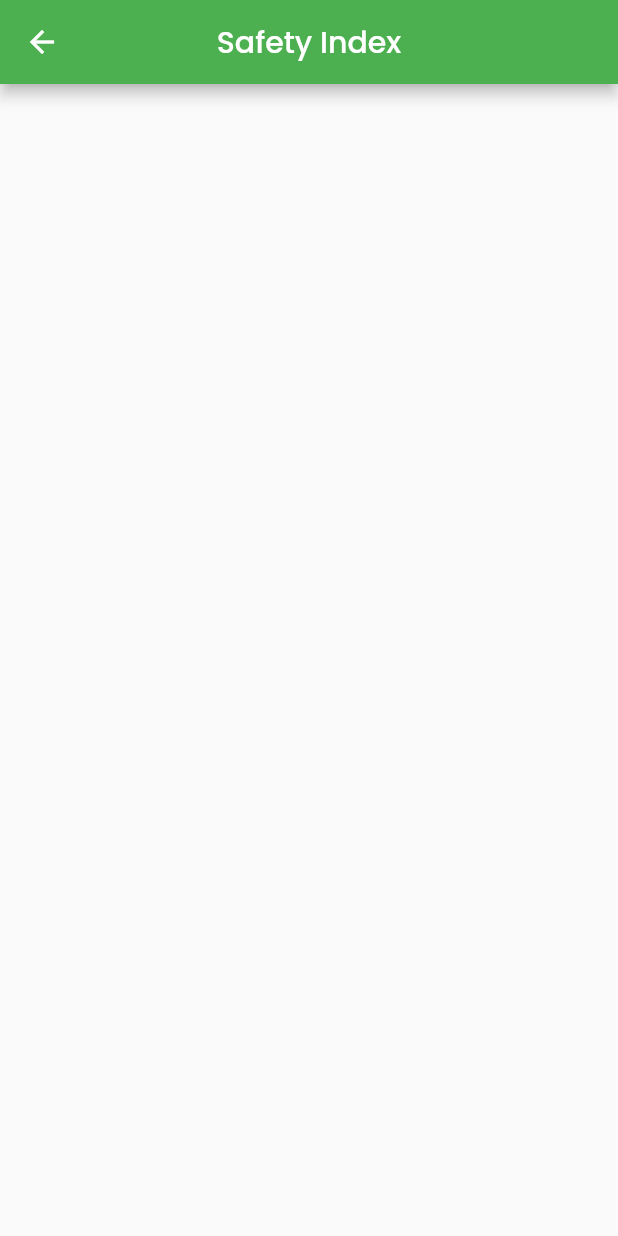
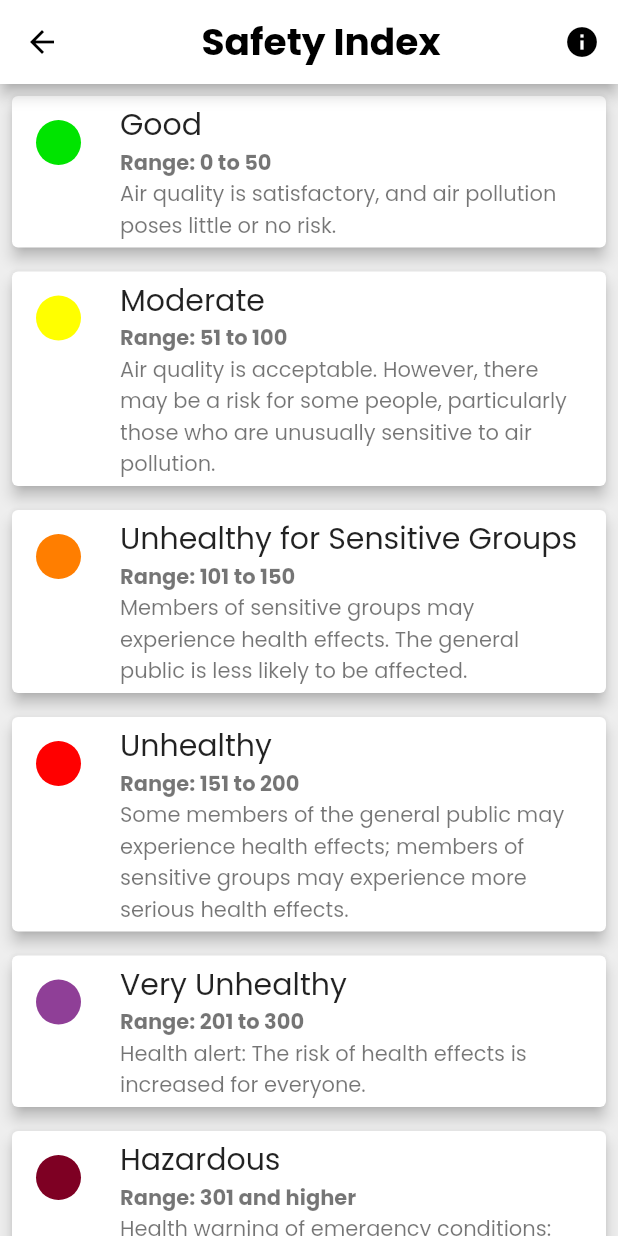
Before and after one commit to Siva-Nandu-S/FireArchive, a Flutter app: the screen it shows after launch, in the side drawer, after a tap on "Safety Index", on a phone screen of 412 x 824 dp. Run offline on Flutter 3.47's test engine with Material 2 defaults, Android fonts, the phone set to English and light mode, and no system bars; our stand-ins replace csv, flutter_cache_manager, flutter_svg, geolocator, google_maps_flutter; missing offline and left inert: flutter_polyline_points, label_marker; network calls fail.

Commit message:
Implemented safety index

```diff
--- a/lib/NavBar.dart
+++ b/lib/NavBar.dart
@@ -16,14 +16,11 @@ class NavBar extends StatelessWidget {
             DrawerHeader(
               child: Stack(
                 children: [
-                  Image.network(
-                    'https://s01.sgp1.cdn.digitaloceanspaces.com/article/176553-utozsasvkp-1656677011.jpg',
-                    fit: BoxFit.cover,
-                    width: double.infinity,
-                    height: double.infinity,
-                  ),
                   Container(
                     decoration: BoxDecoration(
+                      image: DecorationImage(
+                        image: AssetImage("assets/icons/drawerheader.jpg"),
+                        fit: BoxFit.cover),
                       gradient: LinearGradient(
                         begin: Alignment.bottomCenter,
                         end: Alignment.topCenter,
@@ -125,7 +122,7 @@ class NavBar extends StatelessWidget {
     switch (index) {
       case 0:
         Navigator.of(context).push(MaterialPageRoute(
-          builder: (context) => Safety_index(),
+          builder: (context) => AirQualityTable(),
         ));
         break;
       case 1:
--- a/lib/helpline.dart
+++ b/lib/helpline.dart
@@ -1,5 +1,4 @@
 import 'package:flutter/material.dart';
-import 'package:url_launcher/url_launcher.dart';
 import 'package:url_launcher/url_launcher_string.dart';
 
 class Service {
--- a/lib/safety_index.dart
+++ b/lib/safety_index.dart
@@ -1,13 +1,166 @@
 import 'package:flutter/material.dart';
 
-class Safety_index extends StatelessWidget {
+void main() {
+  runApp(MyApp());
+}
+
+class MyApp extends StatelessWidget {
   @override
-  Widget build(BuildContext context) => Scaffold(
-        //drawer: NavigationDrawerWidget(),
-        appBar: AppBar(
-          title: Text('Safety Index'),
-          centerTitle: true,
-          backgroundColor: Colors.green,
-        ),
-      );
+  Widget build(BuildContext context) {
+    return MaterialApp(
+      home: AirQualityTable(),
+    );
+  }
 }
+
+class AirQualityInfo {
+  final String color;
+  final String level;
+  final String range;
+  final String description;
+
+  AirQualityInfo({
+    required this.color,
+    required this.level,
+    required this.range,
+    required this.description,
+  });
+}
+
+class AirQualityTable extends StatelessWidget {
+  final List<AirQualityInfo> data = [
+    AirQualityInfo(
+        color: 'rgb(0, 228, 0)',
+        level: 'Good',
+        range: '0 to 50',
+        description:
+            'Air quality is satisfactory, and air pollution poses little or no risk.'),
+    AirQualityInfo(
+        color: 'rgb(255, 255, 0)',
+        level: 'Moderate',
+        range: '51 to 100',
+        description:
+            'Air quality is acceptable. However, there may be a risk for some people, particularly those who are unusually sensitive to air pollution.'),
+    AirQualityInfo(
+        color: 'rgb(255, 126, 0)',
+        level: 'Unhealthy for Sensitive Groups',
+        range: '101 to 150',
+        description:
+            'Members of sensitive groups may experience health effects. The general public is less likely to be affected.'),
+    AirQualityInfo(
+        color: 'rgb(255, 0, 0)',
+        level: 'Unhealthy',
+        range: '151 to 200',
+        description:
+            'Some members of the general public may experience health effects; members of sensitive groups may experience more serious health effects.'),
+    AirQualityInfo(
+        color: 'rgb(143, 63, 151)',
+        level: 'Very Unhealthy',
+        range: '201 to 300',
+        description:
+            'Health alert: The risk of health effects is increased for everyone.'),
+    AirQualityInfo(
+        color: 'rgb(126, 0, 35)',
+        level: 'Hazardous',
+        range: '301 and higher',
+        description:
+            'Health warning of emergency conditions: everyone is more likely to be affected.'),
+  ];
+
+  @override
+  Widget build(BuildContext context) {
+    return Scaffold(
+      appBar: buildAppBar(context),
+      backgroundColor: Colors.grey[200],
+      body: ListView.builder(
+        itemCount: data.length,
+        itemBuilder: (context, index) {
+          final info = data[index];
+          return Card(
+            elevation: 4.0,
+            margin: EdgeInsets.all(8.0),
+            child: ListTile(
+              leading: Container(
+                width: 30,
+                height: 30,
+                //color: _parseColor(info.color),
+                decoration: BoxDecoration(
+                  shape: BoxShape.circle,
+                  color: _parseColor(info.color),
+                ),
+              ),
+              title: Text(
+                info.level,
+                style: TextStyle(fontSize: 20),
+              ),
+              subtitle: Column(
+                crossAxisAlignment: CrossAxisAlignment.start,
+                children: [
+                  Text('Range: ${info.range}',
+                      style: TextStyle(fontWeight: FontWeight.bold)),
+                  Text(info.description),
+                ],
+              ),
+            ),
+          );
+        },
+      ),
+    );
+  }
+
+  AppBar buildAppBar(BuildContext context) {
+    return AppBar(
+      leading: IconButton(
+        icon: Icon(Icons.arrow_back, color: Colors.black),
+        onPressed: () => Navigator.of(context).pop(),
+      ),
+      title: Row(
+        mainAxisAlignment: MainAxisAlignment.center,
+        children: [
+          SizedBox(width: 8),
+          Text(
+            'Safety Index',
+            style: TextStyle(
+                fontWeight: FontWeight.bold, fontSize: 25, color: Colors.black),
+          ),
+        ],
+      ),
+      centerTitle: true,
+      backgroundColor: Colors.white,
+      elevation: 4,
+      actions: [
+        buildInfoIconButton(context),
+      ],
+    );
+  }
+
+  IconButton buildInfoIconButton(BuildContext context) {
+    return IconButton(
+      icon: Icon(Icons.info),
+      color: Colors.black,
+      onPressed: () {
+        ScaffoldMessenger.of(context).showSnackBar(
+          SnackBar(
+            content: Text(
+              'Standard Air Quality Index',
+            ),
+            duration: Duration(seconds: 3),
+          ),
+        );
+      },
+    );
+  }
+
+  Color _parseColor(String color) {
+    if (color.startsWith('rgb')) {
+      final rgb = color
+          .substring(4, color.length - 1)
+          .split(',')
+          .map((e) => int.parse(e.trim()))
+          .toList();
+      return Color.fromRGBO(rgb[0], rgb[1], rgb[2], 1);
+    } else {
+      return Colors.transparent;
+    }
+  }
+}
--- a/lib/safety_std.dart
+++ b/lib/safety_std.dart
@@ -3,6 +3,7 @@ import 'package:flutter/material.dart';
 class safety_std extends StatelessWidget {
   @override
   Widget build(BuildContext context) => Scaffold(
+        backgroundColor: Colors.grey[200],
         appBar: AppBar(
           leading: IconButton(
             icon: Icon(Icons.arrow_back, color: Colors.black),
```
Also changed, not shown: assets/icons/drawerheader.jpg (added), 1 other file.
